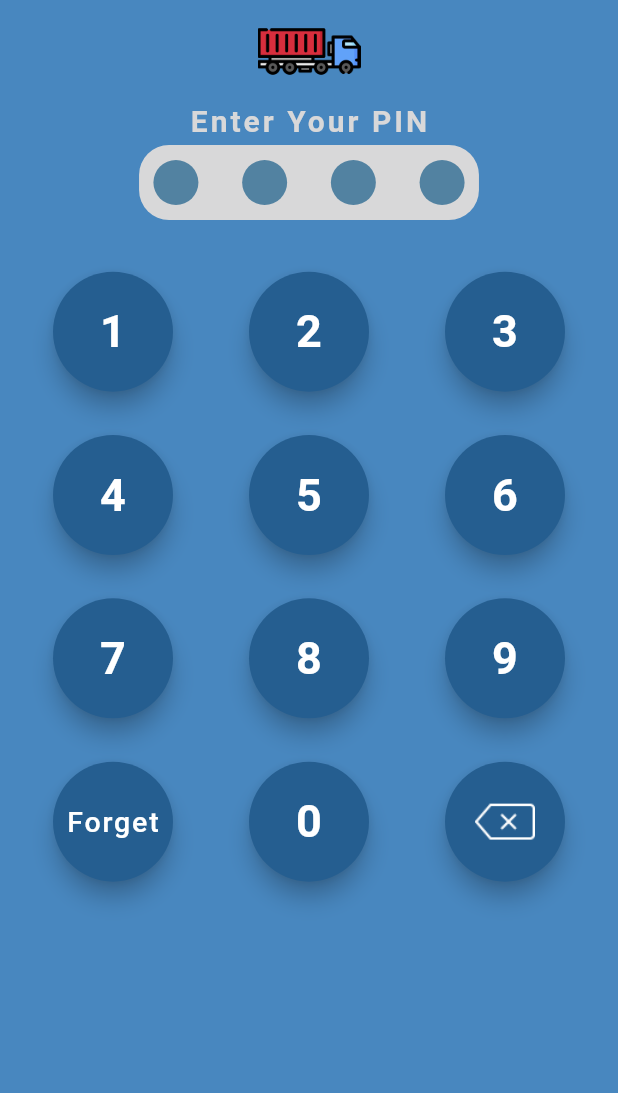
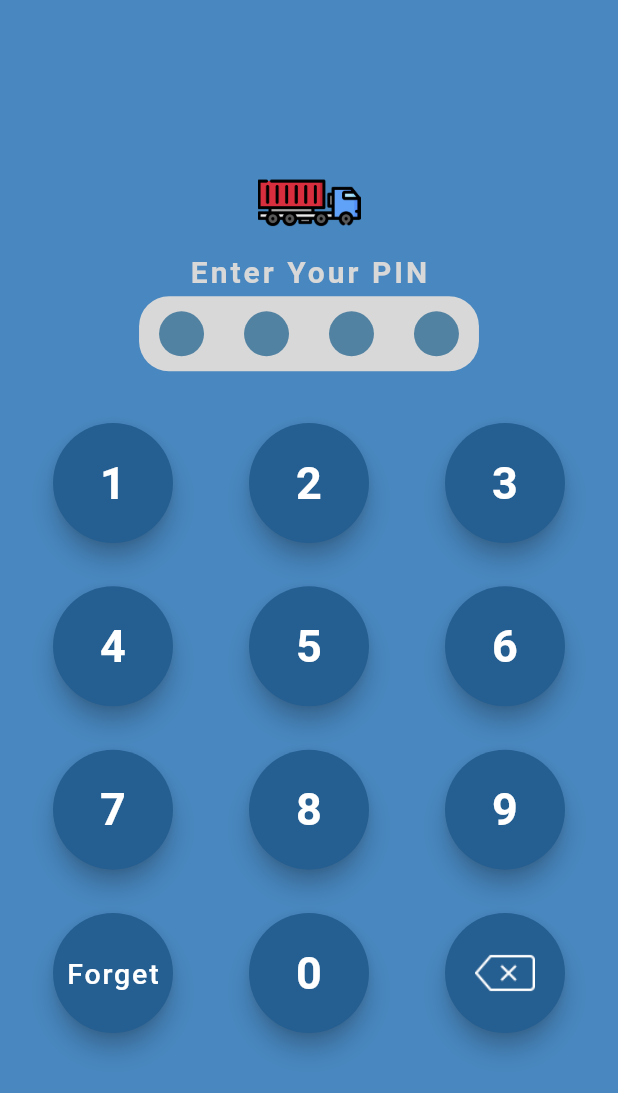
Before and after one commit to tiwariammit/Removals_flutter_apps, a Flutter app: the screen it shows after launch, after a tap on "Login with PIN", on a phone screen of 412 x 824 dp. Shown: the top 1093 px of the screen. Run offline on Flutter 3.47's test engine with Material 2 defaults, Android fonts, the phone set to English and light mode, and no system bars.

Commit message:
managed loginWithPinWidget view

```diff
--- a/lib/Helper/DialDisplayView.dart
+++ b/lib/Helper/DialDisplayView.dart
@@ -4,16 +4,11 @@ import 'package:removals_flutter_app/Helper/RemovalsColorName.dart';
 
 import 'package:flutter/material.dart';
 
-class DialDisplayView extends StatefulWidget {
+class DialDisplayView extends StatelessWidget {
   List<int> dialPinArray = [];
 
   DialDisplayView(this.dialPinArray, {super.key});
 
-  @override
-  State<DialDisplayView> createState() => _DialDisplayViewState();
-}
-
-class _DialDisplayViewState extends State<DialDisplayView> {
   @override
   Widget build(BuildContext context) {
     return
@@ -24,7 +19,7 @@ class _DialDisplayViewState extends State<DialDisplayView> {
                 crossAxisSpacing: 10,
               childAspectRatio: 3/2.5,
               shrinkWrap: true,
-              children: findView(4, widget.dialPinArray),
+              children: findView(4, dialPinArray),
             ),
           );
   }
--- a/lib/Helper/ExtendedClass/RemovalButton.dart
+++ b/lib/Helper/ExtendedClass/RemovalButton.dart
@@ -13,7 +13,7 @@ class RemovalButton extends StatelessWidget {
     return Padding(
       padding: const EdgeInsets.only(top: 30),
       child: SizedBox(
-        height: 70,
+        height: 60,
         child: Padding(
           padding: const EdgeInsets.fromLTRB(20.0, 0.0, 20.0, 0.0),
           child: Material(
--- a/lib/LoginWithPinWidget.dart
+++ b/lib/LoginWithPinWidget.dart
@@ -22,8 +22,11 @@ class LoginWithPinWidgetState extends State<LoginWithPinWidget> {
     return Scaffold(
         backgroundColor: removalBackgroundColor,
         // appBar: AppBar(),
-        body: Column(
+        body: SafeArea(
+          child: Center(
+            child: Column(
               crossAxisAlignment: CrossAxisAlignment.center,
+              mainAxisAlignment: MainAxisAlignment.center,
               children: [
                 AspectRatio(
                   aspectRatio: 6 / 1,
@@ -41,7 +44,6 @@ class LoginWithPinWidgetState extends State<LoginWithPinWidget> {
                   ),
                 ),
                 const SizedBox(height: 5),
-
                 Container(
                   height: 50,
                   width: MediaQuery.of(context).size.width * 0.55,
@@ -50,28 +52,30 @@ class LoginWithPinWidgetState extends State<LoginWithPinWidget> {
                     color: RemovalsColorName.textfieldFillColor,
                     borderRadius: const BorderRadius.all(Radius.circular(20)),
                   ),
+                  child: Padding(
+                    padding: const EdgeInsets.fromLTRB(5, 0, 5, 0),
                     child: DialDisplayView(dialPinArray),
                   ),
-
-            Expanded(
+                ),
+                Flexible(
                   child: GridView.builder(
                     itemCount: pinDisplayArray.length,
-                  gridDelegate: const SliverGridDelegateWithFixedCrossAxisCount(
+                    gridDelegate:
+                        const SliverGridDelegateWithFixedCrossAxisCount(
                             crossAxisCount: 3,
                             crossAxisSpacing: 0,
                             mainAxisSpacing: 0,
-                    childAspectRatio: 3/2.5
-                  ),
+                            childAspectRatio: 3 / 2.5),
                     shrinkWrap: true,
                     padding: const EdgeInsets.fromLTRB(10, 20, 10, 20),
                     itemBuilder: (BuildContext context, int index) => DialKey(
-                      pinDisplayArray[index],
-                      RemovalsColorName.buttonColor, () {
+                        pinDisplayArray[index], RemovalsColorName.buttonColor,
+                        () {
                       setState(() {
                         var pressedKey = pinDisplayArray[index];
                         switch (pressedKey) {
                           case "x":
-                                  if (dialPinArray.isNotEmpty){
+                            if (dialPinArray.isNotEmpty) {
                               dialPinArray.removeLast();
                             }
                             break;
@@ -79,17 +83,18 @@ class LoginWithPinWidgetState extends State<LoginWithPinWidget> {
                             print("forget page goes here");
                             break;
                           default:
-                                  if (dialPinArray.length < 4){
+                            if (dialPinArray.length < 4) {
                               dialPinArray.add(1);
                               print("Pressed value is $pressedKey");
                             }
                         }
                       });
-                          }
-                  ),
+                    }),
                   ),
                 ),
               ],
+            ),
+          ),
         ));
   }
 }
--- a/lib/SignUpWidget.dart
+++ b/lib/SignUpWidget.dart
@@ -36,7 +36,8 @@ class SignUpWidgetState extends State<SignUpWidget> {
       // appBar: AppBar(
       //
       // ),
-      body: Padding(
+      body: SafeArea(
+        child: Padding(
           padding: const EdgeInsets.fromLTRB(20, 0, 20, 0),
           child: Center(
             child: SingleChildScrollView(
@@ -63,6 +64,7 @@ class SignUpWidgetState extends State<SignUpWidget> {
             ),
           ),
         ),
+      ),
     );
   }
 }
--- a/lib/main.dart
+++ b/lib/main.dart
@@ -23,34 +23,31 @@ class HomeWidget extends StatefulWidget {
 }
 
 class HomeWidgetState extends State<HomeWidget> {
-
   final Color buttonColor = RemovalsColorName.buttonColor;
 
   @override
   Widget build(BuildContext context) {
     return Scaffold(
-      body: Padding(
+      body: SafeArea(
+        child: Padding(
             padding: const EdgeInsets.fromLTRB(30, 0, 30, 0),
             child: Column(
               crossAxisAlignment: CrossAxisAlignment.stretch,
               mainAxisAlignment: MainAxisAlignment.center,
-
               children: [
                 Image.asset('assets/image/deliveryTruck.png'),
                 RemovalButton("Login with PIN", () {
-                Navigator.push(context,
-                    MaterialPageRoute(builder: (context) => LoginWithPinWidget())
-                );
-              },buttonColor),
-
-              RemovalButton("Sign Up", () {
                   Navigator.push(
                       context,
-                    MaterialPageRoute(builder: (context) => SignUpWidget())
-                );
-              },buttonColor),
+                      MaterialPageRoute(
+                          builder: (context) => LoginWithPinWidget()));
+                }, buttonColor),
+                RemovalButton("Sign Up", () {
+                  Navigator.push(context,
+                      MaterialPageRoute(builder: (context) => SignUpWidget()));
+                }, buttonColor),
               ],
-          )
+            )),
       ),
     );
   }
```
Lines whose indentation alone changed are shown as unchanged.
